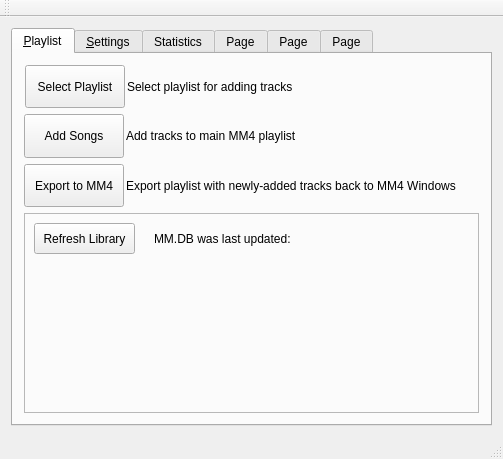
This is archsimian.ui in Harpo3/archsimian as Qt 5 draws it before an edit. The edited form follows.
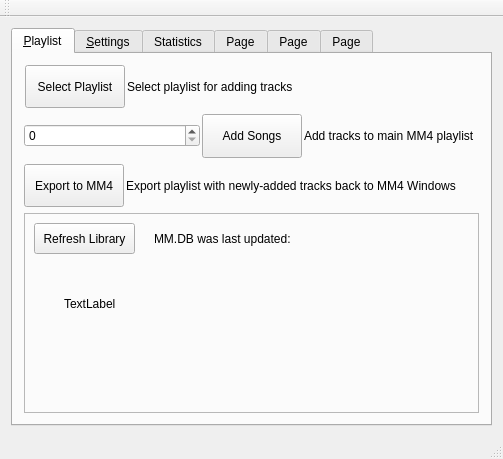
This is the edited form.

Commit message: Added multiple track add loop to UI

Patch:
```diff
--- a/archsimian.ui
+++ b/archsimian.ui
@@ -96,6 +96,16 @@
           <property name="sizeConstraint">
            <enum>QLayout::SetNoConstraint</enum>
           </property>
+          <item>
+           <widget class="QSpinBox" name="addtrksspinBox">
+            <property name="maximum">
+             <number>500</number>
+            </property>
+            <property name="singleStep">
+             <number>10</number>
+            </property>
+           </widget>
+          </item>
           <item>
            <widget class="QPushButton" name="addsongsButton">
             <property name="maximumSize">
@@ -191,6 +201,19 @@
             <string>Refresh Library</string>
            </property>
           </widget>
+          <widget class="QLabel" name="daystracksLabel">
+           <property name="geometry">
+            <rect>
+             <x>40</x>
+             <y>70</y>
+             <width>221</width>
+             <height>41</height>
+            </rect>
+           </property>
+           <property name="text">
+            <string>TextLabel</string>
+           </property>
+          </widget>
          </widget>
         </item>
        </layout>
```
The commit also changes 6 other files.
